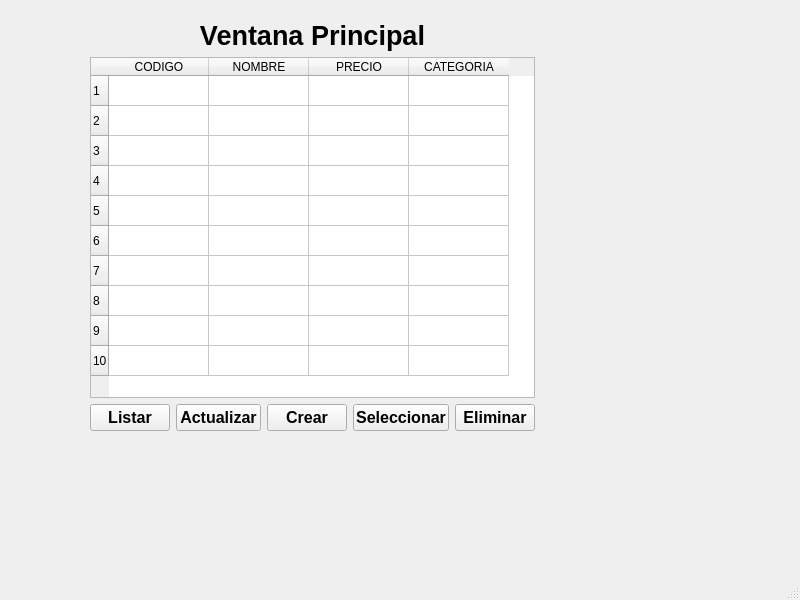
The window that Views/principal.ui (angellopez25/CAP-DAM) describes before a commit, drawn with Qt 5.
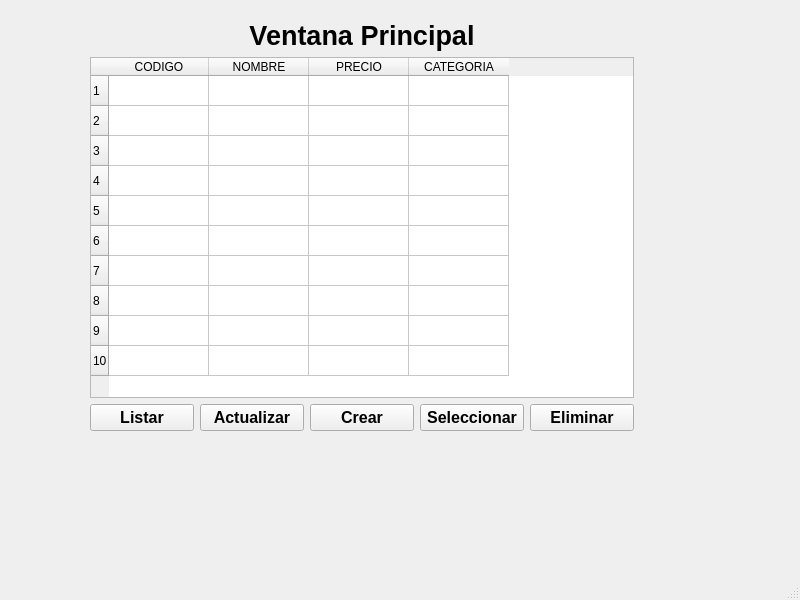
The same window after the commit.

Patch:
```diff
--- a/Views/principal.ui
+++ b/Views/principal.ui
@@ -14,12 +14,12 @@
    <string>MainWindow</string>
   </property>
   <widget class="QWidget" name="centralwidget">
-   <widget class="QWidget" name="">
+   <widget class="QWidget" name="layoutWidget">
     <property name="geometry">
      <rect>
       <x>90</x>
       <y>20</y>
-      <width>445</width>
+      <width>544</width>
       <height>411</height>
      </rect>
     </property>
```
Left out of the diff: 10 changed lines with no effect on the pictures.
